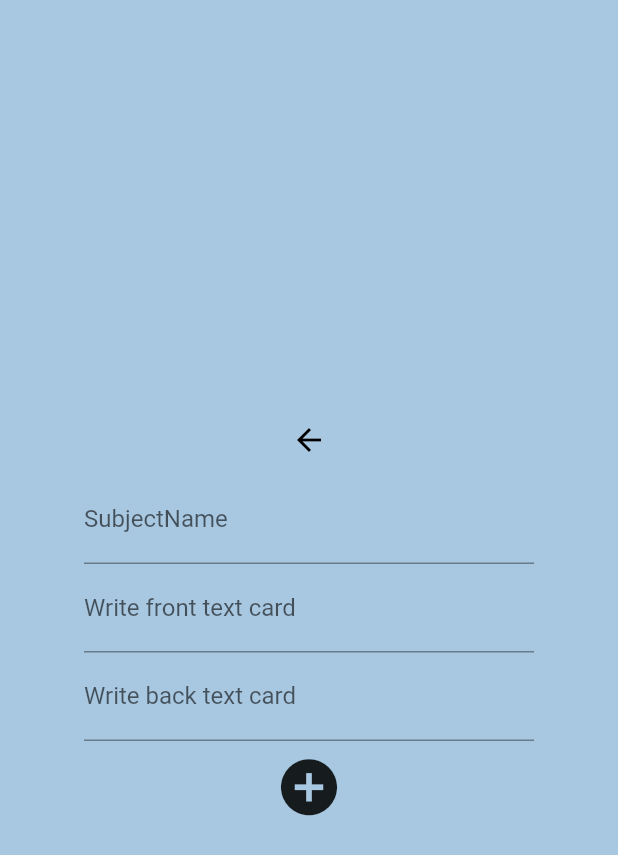
After one commit to Mateusz-92/Flutter-trial, a Flutter app: the AddSubjectAndCard screen opened by its route, after a tap on the "add circle" icon, on a phone screen of 412 x 824 dp. The commit adds this screen. Shown: the top 855 px of the screen. Run offline on Flutter 3.47's test engine with Material 2 defaults, Android fonts, the phone set to English and light mode, and no system bars; our stand-ins replace bouncing_widget, flutter_dotenv, google_fonts, material_design_icons_flutter, supabase_flutter; missing offline and left inert: latlng, map, paged_vertical_calendar; accounts and stored records are empty; network calls fail.

Commit message:
Added 'addSubjectAndCard' widget, modification request, added style

```diff
--- /dev/null
+++ b/lib/addSubjectAndCard.dart
@@ -0,0 +1,92 @@
+import 'package:flutter/material.dart';
+import 'package:my_app/homeCard.dart';
+import 'package:my_app/supabase_manager.dart';
+import 'package:uuid/uuid.dart';
+
+class AddSubjectAndCard extends StatefulWidget {
+  const AddSubjectAndCard({super.key});
+
+  @override
+  State<AddSubjectAndCard> createState() => _AddSubjectAndCardState();
+}
+
+class _AddSubjectAndCardState extends State<AddSubjectAndCard> {
+  SupabaseManager supabaseManager = SupabaseManager();
+
+  final subjectName = TextEditingController();
+  final frontText = TextEditingController();
+  final backText = TextEditingController();
+  var subject = 'subject_id';
+  String dataTable = 'subject';
+  String parentName = 'card_box_id';
+  @override
+  Widget build(BuildContext context) {
+    final parentId = ModalRoute.of(context)!.settings.arguments.toString();
+    var uuid = const Uuid();
+    var subId = uuid.v4();
+
+    return Scaffold(
+      backgroundColor: Color.fromARGB(255, 168, 199, 224),
+      body: Center(
+        child: SizedBox(
+          width: 300,
+          child: Column(
+            mainAxisAlignment: MainAxisAlignment.center,
+            children: <Widget>[
+              BackButton(
+                color: Colors.black,
+                onPressed: () {
+                  Navigator.pop(context, () {
+                    setState(() {
+                      HomeCard();
+                    });
+                  });
+                },
+              ),
+              TextFormField(
+                controller: subjectName,
+                decoration: const InputDecoration(
+                  border: UnderlineInputBorder(),
+                  labelText: 'SubjectName',
+                ),
+              ),
+              TextFormField(
+                controller: frontText,
+                decoration: const InputDecoration(
+                  border: UnderlineInputBorder(),
+                  labelText: 'Write front text card',
+                ),
+              ),
+              TextFormField(
+                controller: backText,
+                decoration: const InputDecoration(
+                  border: UnderlineInputBorder(),
+                  labelText: 'Write back text card',
+                ),
+              ),
+              IconButton(
+                iconSize: 45,
+                icon: const Icon(Icons.add_circle_sharp),
+                onPressed: () async {
+                  supabaseManager
+                      .addSubjectData2(dataTable, subjectName.text, parentName,
+                          parentId, subId)
+                      .toString();
+                  print('to jest id $parentId');
+                  supabaseManager
+                      .addFlashCardData(
+                          frontText.text, backText.text, subject, subId)
+                      .toString();
+                  setState(() {});
+                  subjectName.text = '';
+                  frontText.text = '';
+                  backText.text = '';
+                },
+              ),
+            ],
+          ),
+        ),
+      ),
+    );
+  }
+}
--- a/lib/main.dart
+++ b/lib/main.dart
@@ -1,5 +1,6 @@
 import 'package:flutter/material.dart';
 import 'package:flutter_dotenv/flutter_dotenv.dart';
+import 'package:my_app/addSubjectAndCard.dart';
 import 'package:my_app/addSubjectForm.dart';
 import 'package:my_app/addFlashCard.dart';
 import 'package:my_app/flashCardList.dart';
@@ -28,6 +29,7 @@ class MyApp extends StatelessWidget {
       '/sign_up_screen': (_) => const SignupScreen(),
       '/home_card': (_) => const HomeCard(),
       '/login': (_) => const LoginScreen(),
+      '/add_subject_and_card': (_) => const AddSubjectAndCard(),
     }, home: const SignupScreen());
   }
 }
--- a/lib/supabase_manager.dart
+++ b/lib/supabase_manager.dart
@@ -53,6 +53,17 @@ class SupabaseManager {
     ]).execute();
   }
 
+  addSubjectData2(String datatableName, var textForm, var parentName,
+      var parentId, var id) async {
+    await client.from(datatableName).insert([
+      {
+        'name': textForm,
+        'id': id,
+        parentName: parentId,
+      }
+    ]).execute();
+  }
+
   addSubjectData(
       String datatableName, var textForm, var parentName, var parentId) async {
     await client.from(datatableName).insert([
```
Also changed, not shown: lib/addSubjectForm.dart (+12 -7 lines), lib/flashCardList.dart (+15 -1 lines), lib/homeCard.dart (+53 -10 lines).
